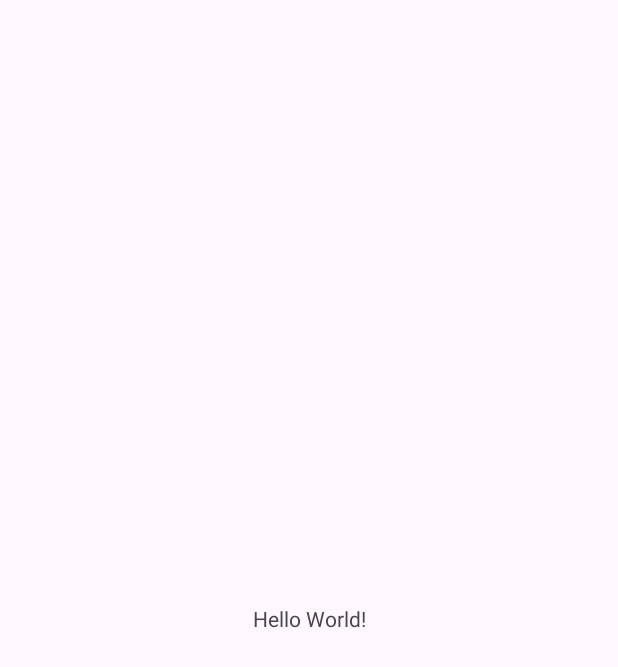
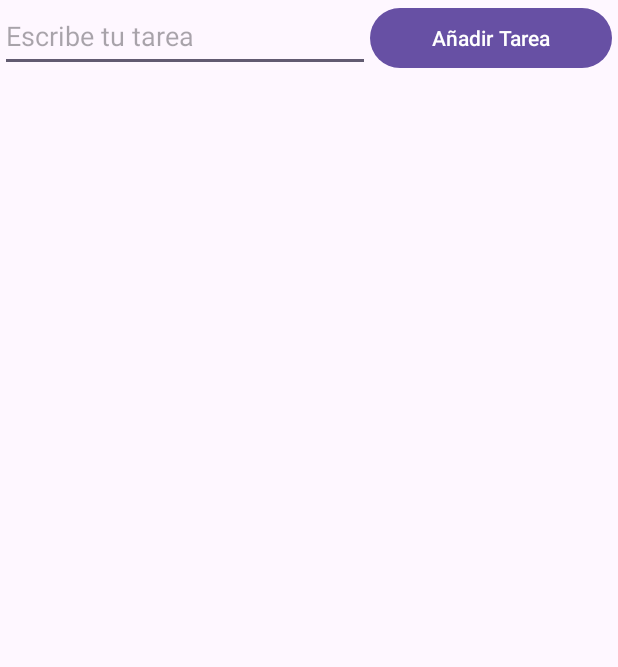
Before and after one commit to MiiKY25/PROM_Scroll_Infinito_V2, an Android app: the screen it shows after launch (MainActivity), on a phone screen of 412 x 824 dp. Before the commit the part shown is almost empty. Shown: the top 667 px of the screen. Run offline under Robolectric (Android 15) with nearby library versions, the phone set to English and light mode, and no system bars.

Commit message:
add:diseño mas dependencias

```diff
--- a/app/build.gradle.kts
+++ b/app/build.gradle.kts
@@ -39,7 +39,7 @@ dependencies {
 
     implementation(libs.androidx.core.ktx)
     implementation(libs.androidx.appcompat)
-    implementation(libs.material)
+    implementation(libs.material) // Librería Material Design para componentes visuales
     implementation(libs.androidx.activity)
     implementation(libs.androidx.constraintlayout)
     testImplementation(libs.junit)
--- a/app/src/main/res/layout/activity_main.xml
+++ b/app/src/main/res/layout/activity_main.xml
@@ -7,13 +7,40 @@
     android:layout_height="match_parent"
     tools:context=".MainActivity">
 
-    <TextView
-        android:layout_width="wrap_content"
-        android:layout_height="wrap_content"
-        android:text="Hello World!"
-        app:layout_constraintBottom_toBottomOf="parent"
-        app:layout_constraintEnd_toEndOf="parent"
-        app:layout_constraintStart_toStartOf="parent"
-        app:layout_constraintTop_toTopOf="parent" />
+    <LinearLayout
+        android:layout_width="408dp"
+        android:layout_height="729dp"
+        android:orientation="vertical"
+        app:layout_constraintTop_toTopOf="parent"
+        tools:layout_editor_absoluteX="1dp"
+        tools:ignore="MissingConstraints">
 
+        <LinearLayout
+            android:layout_width="match_parent"
+            android:layout_height="wrap_content"
+            android:orientation="horizontal">
+
+            <EditText
+                android:id="@+id/txt_tarea"
+                android:layout_width="wrap_content"
+                android:layout_height="wrap_content"
+                android:layout_weight="1"
+                android:ems="10"
+                android:hint="Escribe tu tarea"
+                android:inputType="text"
+                android:minHeight="48dp" />
+
+            <Button
+                android:id="@+id/btn_aniadirTarea"
+                android:layout_width="wrap_content"
+                android:layout_height="wrap_content"
+                android:layout_weight="1"
+                android:text="Añadir Tarea" />
+        </LinearLayout>
+
+        <androidx.recyclerview.widget.RecyclerView
+            android:id="@+id/View_Tareas"
+            android:layout_width="match_parent"
+            android:layout_height="wrap_content" />
+    </LinearLayout>
 </androidx.constraintlayout.widget.ConstraintLayout>
```
